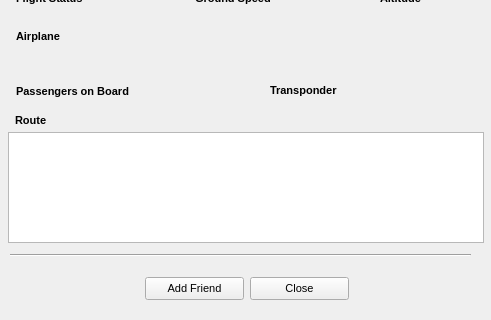
Before: the Qt Designer form QtUI/PilotInfo_UI.ui in emper0r/IVAO-status, drawn with Qt 5; both pictures show x 0 to 491 and y 220 to 540 of the 491 by 540 pixel window.
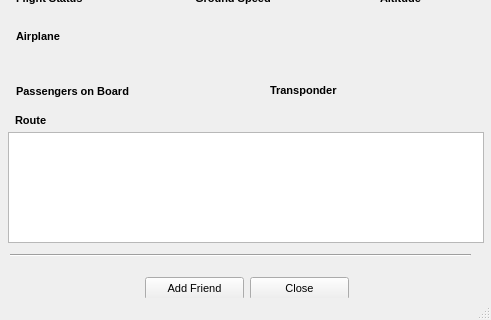
After: the same form once the commit is applied.

Diff of the .ui file:
```diff
--- a/QtUI/PilotInfo_UI.ui
+++ b/QtUI/PilotInfo_UI.ui
@@ -870,6 +870,7 @@
     </property>
    </widget>
   </widget>
+  <widget class="QStatusBar" name="statusBar"/>
  </widget>
  <resources/>
  <connections>
```
